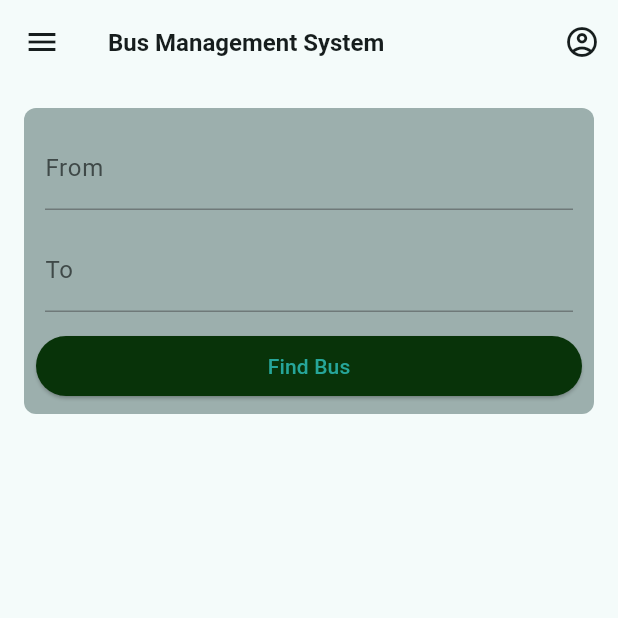
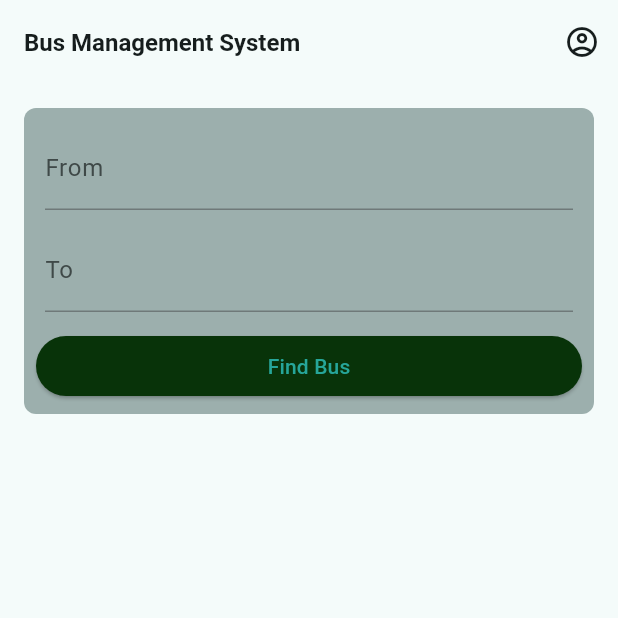
Before and after one commit to RaashidGIT/bms_FC, a Flutter app: the screen it shows after launch, on a phone screen of 412 x 824 dp, the top half of it. Run offline on Flutter 3.47's test engine with Material 3 defaults, Android fonts, the phone set to English and light mode, and no system bars; our stand-ins replace cached_network_image, cloud_firestore, firebase_auth, firebase_core, firebase_storage, flutter_map and 4 more; missing offline and left inert: dart:ffi, flutter_map_location_marker; accounts and stored records are empty.

Commit message:
Availability working. [finally  :_ D ]

```diff
--- a/lib/Default_page/buses.dart
+++ b/lib/Default_page/buses.dart
@@ -7,17 +7,13 @@ import 'package:bms_sample/Default_page/track_bus.dart';
 import 'package:bms_sample/Sp_page/my_bus.dart';
 import 'package:firebase_auth/firebase_auth.dart';
 import 'package:flutter/material.dart';
+import 'package:bms_sample/Default_page/availability.dart';
 import 'package:bms_sample/login_page/auth.dart';
 import 'package:cloud_firestore/cloud_firestore.dart';
 import 'package:bms_sample/Admin_page/models/bus.dart';
 class Buses extends StatefulWidget {
-  Buses({
-    super.key,
-    required this.onSelectScreen,
-  });
-
+  Buses({ super.key, required this.onSelectScreen, });
   final String onSelectScreen;
-
 
   @override
   State<Buses> createState() => _BusesState();
@@ -26,12 +22,9 @@ class Buses extends StatefulWidget {
 class _BusesState extends State<Buses> {
   final _fromController = TextEditingController();
   final _toController = TextEditingController();
-
-  bool _noBusFound = false; // Variable to track if no bus is found
-  bool _isLoading = false; // Track if the search is in progress
-
-  final _firestore = FirebaseFirestore.instance; // Initialize here
-
+  bool _noBusFound = false;
+  bool _isLoading = false;
+  final _firestore = FirebaseFirestore.instance;
   int _selectedIndex = 0;
 
   void _onItemTapped(int index) {
@@ -49,32 +42,24 @@ class _BusesState extends State<Buses> {
           IconButton(
             icon: const Icon(Icons.account_circle_outlined),
             onPressed: () {
-              // Implement account icon button logic here
               Navigator.push(
                 context,
                 MaterialPageRoute(
-                  // builder: (context) => const AuthScreen(),
                   builder: (context) => StreamBuilder(
                     stream: FirebaseAuth.instance.authStateChanges(),
                     builder: (context, snapshot) {
-                        if (snapshot.connectionState ==
-                            ConnectionState.waiting) {
+                      if (snapshot.connectionState == ConnectionState.waiting) {
                         return const SplashScreen();
                       }
-
-                        if (snapshot.hasData &&
-                            AdminEmail == false &&
-                            AdminPass == false) {
+                      if (snapshot.hasData && AdminEmail == false && AdminPass == false) {
                         return const MyBus();
-                          // to make two different routes.
                       }
-                        if (snapshot.hasData &&
-                            AdminEmail == true &&
-                            AdminPass == true) {
+                      if (snapshot.hasData && AdminEmail == true && AdminPass == true) {
                         return const AdminPage();
                       }
                       return const AuthScreen();
-                      }),
+                    },
+                  ),
                 ),
               );
             },
@@ -95,8 +80,7 @@ class _BusesState extends State<Buses> {
                 child: Column(
                   children: [
                     Padding(
-                      padding: const EdgeInsets.symmetric(
-                          vertical: 4, horizontal: 6),
+                      padding: const EdgeInsets.symmetric(vertical: 4, horizontal: 6),
                       child: TextFormField(
                         decoration: const InputDecoration(labelText: 'From'),
                         controller: _fromController,
@@ -104,38 +88,26 @@ class _BusesState extends State<Buses> {
                     ),
                     const SizedBox(height: 4),
                     Padding(
-                      padding: const EdgeInsets.symmetric(
-                          vertical: 4, horizontal: 6),
+                      padding: const EdgeInsets.symmetric(vertical: 4, horizontal: 6),
                       child: TextFormField(
                         decoration: const InputDecoration(labelText: 'To'),
                         controller: _toController,
                       ),
                     ),
-
-                    _isLoading
-                      ? const Center(
-                          child: CircularProgressIndicator(),
-                        )
-                      : SizedBox(),
-
-                    _noBusFound
-                    ? Center(
+                    _isLoading ? const Center(child: CircularProgressIndicator()) : SizedBox(),
+                    _noBusFound ? Center(
                       child: Text(
                         'No Bus found',
                         style: TextStyle(color: Colors.red),
                       ),
-                      )
-                    : SizedBox(),
-
+                    ) : SizedBox(),
                     const SizedBox(height: 8),
                     SizedBox(
                       width: MediaQuery.of(context).size.width * 0.9,
                       child: ElevatedButton(
                         onPressed: () async {
-                            // Get values from the TextFields
                           String from = _fromController.text;
                           String to = _toController.text;
-
                           if (from.isEmpty || to.isEmpty) {
                             ScaffoldMessenger.of(context).showSnackBar(
                               const SnackBar(
@@ -144,18 +116,15 @@ class _BusesState extends State<Buses> {
                             );
                             return;
                           }
-
                           setState(() {
                             _isLoading = true;
-                              _noBusFound = false; // Reset on every search
+                            _noBusFound = false;
                           });
-
                           QuerySnapshot<Map<String, dynamic>> snapshot = await _firestore
                               .collection('Bus')
                               .where('route_AB', isEqualTo: from)
                               .where('route_BA', isEqualTo: to)
                               .get();
-
                           setState(() {
                             _isLoading = false;
                             if (snapshot.docs.isNotEmpty) {
@@ -165,11 +134,9 @@ class _BusesState extends State<Buses> {
                             }
                           });
                           if (snapshot.docs.isNotEmpty) {
-                                  // Found buses matching the route
                             for (QueryDocumentSnapshot<Map<String, dynamic>> doc in snapshot.docs) {
                               Bus bus = Bus.fromMap(doc.data());
                               showBusCard(context, bus);
-
                               print('Bus name: ${bus.bus_name}');
                               print('Bustype: ${bus.bustype}');
                               print('Route from: ${bus.route_AB}');
@@ -177,12 +144,10 @@ class _BusesState extends State<Buses> {
                               print('time: ${bus.time}');
                             }
                           } else {
-                                  // No buses found for the route
                             print('No buses found for route $from - $to');
                             setState(() {
-                                    _noBusFound = true; // Set the flag to true
+                              _noBusFound = true;
                             });
-
                             Future.delayed(const Duration(seconds: 3), () {
                               setState(() {
                                 _noBusFound = false;
@@ -204,153 +169,153 @@ class _BusesState extends State<Buses> {
           ),
         ],
       ),
-      drawer: Drawer(
-        child: ListView(
-          // Important: Remove any padding from the ListView.
-          padding: EdgeInsets.zero,
-          children: [
-            DrawerHeader(
-              padding: const EdgeInsets.all(20),
-              decoration: BoxDecoration(
-                gradient: LinearGradient(colors: [
-                  Theme.of(context).colorScheme.primaryContainer,
-                  Theme.of(context)
-                      .colorScheme
-                      .primaryContainer
-                      .withOpacity(0.8),
-                ], begin: Alignment.topLeft, end: Alignment.bottomRight),
-              ),
-              child: Row(
-                children: [
-                  Icon(
-                    Icons.directions_bus,
-                    size: 48,
-                    color: Theme.of(context).colorScheme.primary,
-                  ),
-                  const SizedBox(
-                    width: 18,
-                  ),
-                  Text(
-                    'Bus Management System',
-                    style: Theme.of(context).textTheme.titleLarge!.copyWith(
-                          color: Theme.of(context).colorScheme.primary,
-                          fontSize: 17,
-                        ),
-                  ),
-                ],
-              ),
-            ),
-            ListTile(
-              leading: Icon(
-                Icons.access_time,
-                size: 26,
-                color: Theme.of(context).colorScheme.onBackground,
-              ),
-              title: Text(
-                'Bus Schedule',
-                style: Theme.of(context).textTheme.titleSmall!.copyWith(
-                      color: Theme.of(context).colorScheme.onBackground,
-                      fontSize: 18,
-                    ),
-              ),
-              selected: _selectedIndex == 0,
-              onTap: () {
-                // Update the state of the app
-                _onItemTapped(0);
-                // _widgetOptions;
-                // Then close the drawer
-                Navigator.pop(context);
-              },
-            ),
-            ListTile(
-              leading: Icon(
-                Icons.map_outlined,
-                size: 26,
-                color: Theme.of(context).colorScheme.onBackground,
-              ),
-              title: Text(
-                'Map',
-                style: Theme.of(context).textTheme.titleSmall!.copyWith(
-                      color: Theme.of(context).colorScheme.onBackground,
-                      fontSize: 18,
-                    ),
-              ),
-              selected: _selectedIndex == 1,
-              onTap: () {
-                // Update the state of the app
-                _onItemTapped(1);
-                // Then close the drawer
-                Navigator.pop(context);
-                Navigator.push(
-                  context,
-                  MaterialPageRoute(
-                    builder: (context) => const MyLocationMap(),
-                  ),
-                );
-              },
-            ),
-            ListTile(
-              leading: Icon(
-                Icons.help_outline_outlined,
-                size: 26,
-                color: Theme.of(context).colorScheme.onBackground,
-              ),
-              title: Text(
-                'Help',
-                style: Theme.of(context).textTheme.titleSmall!.copyWith(
-                      color: Theme.of(context).colorScheme.onBackground,
-                      fontSize: 18,
-                    ),
-              ),
-              selected: _selectedIndex == 3,
-              onTap: () {
-                // Update the state of the app
-                _onItemTapped(3);
-                // Then close the drawer
-                Navigator.pop(context);
-                Navigator.push(
-                  context,
-                  MaterialPageRoute(
-                    builder: (context) => const HelpPage(),
-                  ),
-                );
-              },
-            ),
-            ListTile(
-              leading: Icon(
-                Icons.info_outline,
-                size: 26,
-                color: Theme.of(context).colorScheme.onBackground,
-              ),
-              title: Text(
-                'About',
-                style: Theme.of(context).textTheme.titleSmall!.copyWith(
-                      color: Theme.of(context).colorScheme.onBackground,
-                      fontSize: 18,
-                    ),
-              ),
-              selected: _selectedIndex == 2,
-              onTap: () {
-                // Update the state of the app
-                _onItemTapped(2);
-                // Then close the drawer
-                Navigator.pop(context);
-                Navigator.push(
-                  context,
-                  MaterialPageRoute(
-                    builder: (context) => const AboutPage(),
-                  ),
-                );
-              },
-            ),
-          ],
-        ),
-      ),
+      // drawer: Drawer(
+      //   child: ListView(
+      //     // Important: Remove any padding from the ListView.
+      //     padding: EdgeInsets.zero,
+      //     children: [
+      //       DrawerHeader(
+      //         padding: const EdgeInsets.all(20),
+      //         decoration: BoxDecoration(
+      //           gradient: LinearGradient(colors: [
+      //             Theme.of(context).colorScheme.primaryContainer,
+      //             Theme.of(context)
+      //                 .colorScheme
+      //                 .primaryContainer
+      //                 .withOpacity(0.8),
+      //           ], begin: Alignment.topLeft, end: Alignment.bottomRight),
+      //         ),
+      //         child: Row(
+      //           children: [
+      //             Icon(
+      //               Icons.directions_bus,
+      //               size: 48,
+      //               color: Theme.of(context).colorScheme.primary,
+      //             ),
+      //             const SizedBox(
+      //               width: 18,
+      //             ),
+      //             Text(
+      //               'Bus Management System',
+      //               style: Theme.of(context).textTheme.titleLarge!.copyWith(
+      //                     color: Theme.of(context).colorScheme.primary,
+      //                     fontSize: 17,
+      //                   ),
+      //             ),
+      //           ],
+      //         ),
+      //       ),
+      //       ListTile(
+      //         leading: Icon(
+      //           Icons.access_time,
+      //           size: 26,
+      //           color: Theme.of(context).colorScheme.onBackground,
+      //         ),
+      //         title: Text(
+      //           'Bus Schedule',
+      //           style: Theme.of(context).textTheme.titleSmall!.copyWith(
+      //                 color: Theme.of(context).colorScheme.onBackground,
+      //                 fontSize: 18,
+      //               ),
+      //         ),
+      //         selected: _selectedIndex == 0,
+      //         onTap: () {
+      //           // Update the state of the app
+      //           _onItemTapped(0);
+      //           // _widgetOptions;
+      //           // Then close the drawer
+      //           Navigator.pop(context);
+      //         },
+      //       ),
+      //       ListTile(
+      //         leading: Icon(
+      //           Icons.map_outlined,
+      //           size: 26,
+      //           color: Theme.of(context).colorScheme.onBackground,
+      //         ),
+      //         title: Text(
+      //           'Map',
+      //           style: Theme.of(context).textTheme.titleSmall!.copyWith(
+      //                 color: Theme.of(context).colorScheme.onBackground,
+      //                 fontSize: 18,
+      //               ),
+      //         ),
+      //         selected: _selectedIndex == 1,
+      //         onTap: () {
+      //           // Update the state of the app
+      //           _onItemTapped(1);
+      //           // Then close the drawer
+      //           Navigator.pop(context);
+      //           Navigator.push(
+      //             context,
+      //             MaterialPageRoute(
+      //               builder: (context) => const MyLocationMap(),
+      //             ),
+      //           );
+      //         },
+      //       ),
+      //       ListTile(
+      //         leading: Icon(
+      //           Icons.help_outline_outlined,
+      //           size: 26,
+      //           color: Theme.of(context).colorScheme.onBackground,
+      //         ),
+      //         title: Text(
+      //           'Help',
+      //           style: Theme.of(context).textTheme.titleSmall!.copyWith(
+      //                 color: Theme.of(context).colorScheme.onBackground,
+      //                 fontSize: 18,
+      //               ),
+      //         ),
+      //         selected: _selectedIndex == 3,
+      //         onTap: () {
+      //           // Update the state of the app
+      //           _onItemTapped(3);
+      //           // Then close the drawer
+      //           Navigator.pop(context);
+      //           Navigator.push(
+      //             context,
+      //             MaterialPageRoute(
+      //               builder: (context) => const HelpPage(),
+      //             ),
+      //           );
+      //         },
+      //       ),
+      //       ListTile(
+      //         leading: Icon(
+      //           Icons.info_outline,
+      //           size: 26,
+      //           color: Theme.of(context).colorScheme.onBackground,
+      //         ),
+      //         title: Text(
+      //           'About',
+      //           style: Theme.of(context).textTheme.titleSmall!.copyWith(
+      //                 color: Theme.of(context).colorScheme.onBackground,
+      //                 fontSize: 18,
+      //               ),
+      //         ),
+      //         selected: _selectedIndex == 2,
+      //         onTap: () {
+      //           // Update the state of the app
+      //           _onItemTapped(2);
+      //           // Then close the drawer
+      //           Navigator.pop(context);
+      //           Navigator.push(
+      //             context,
+      //             MaterialPageRoute(
+      //               builder: (context) => const AboutPage(),
+      //             ),
+      //           );
+      //         },
+      //       ),
+      //     ],
+      //   ),
+      // ),
     );
   }
 }
 
-  Future <void> showBusCard(BuildContext context, Bus bus) async {
+  Future<void> showBusCard(BuildContext context, Bus bus) async {
   showDialog(
     context: context,
     builder: (context) => AlertDialog(
@@ -363,7 +328,6 @@ class _BusesState extends State<Buses> {
             child: Column(
               crossAxisAlignment: CrossAxisAlignment.start,
               children: [
-              // Bus Image and Details
                 Row(
                   crossAxisAlignment: CrossAxisAlignment.center,
                   children: [
@@ -394,7 +358,6 @@ class _BusesState extends State<Buses> {
                               Text(
                                 // 'Time: ',
                                 '${bus.time}',
-                              // Replace with your time string
                                 style: TextStyle(fontSize: 14),
                               ),
                             ],
@@ -407,7 +370,6 @@ class _BusesState extends State<Buses> {
                             children: [
                               Text('From: ${bus.route_AB}', style: TextStyle(fontSize: 14)),
                               const SizedBox(width: 10),
-                            // Optional spacing between text and button
                               ElevatedButton(
                                 onPressed: () => Navigator.push(
                                   context,
@@ -424,7 +386,24 @@ class _BusesState extends State<Buses> {
                           Row(
                             mainAxisAlignment: MainAxisAlignment.spaceBetween,
                             children: [
-                            Text('Availabilty : '),
+                              FutureBuilder<bool>(
+                                future: BusService().getAvailability(bus.Regno), // Assuming BusService is the class containing getAvailability
+                                builder: (context, snapshot) {
+                                  if (snapshot.hasError) {
+                                    return Text('Error: ${snapshot.error}');
+                                  }
+                                  if (snapshot.connectionState == ConnectionState.waiting) {
+                                    return Text('Availability: Loading...');
+                                  } else {
+                                    if (snapshot.hasData) {
+                                      bool availability = snapshot.data!;
+                                      return Text('Availability: ${availability ? "Yes" : "No"}');
+                                    } else {
+                                      return Text('Error: Availability data unavailable');
+                                    }
+                                  }
+                                },
+                              ),
                             ],
                           ),
                         ],
```
Also changed, not shown: lib/Default_page/availability.dart (added, +22 -0 lines). Lines whose indentation alone changed are shown as unchanged.
